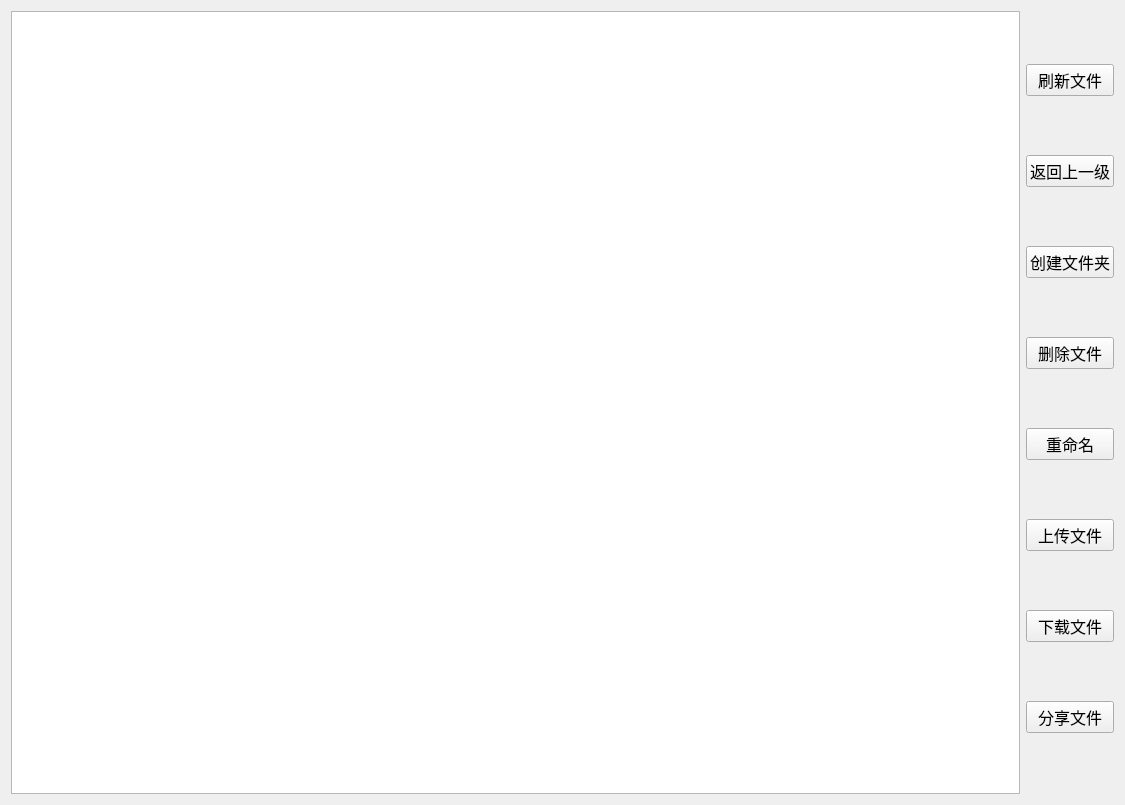
Old version of the form Client/file.ui in the repository lsb-lsb/qt-cloud-drive.
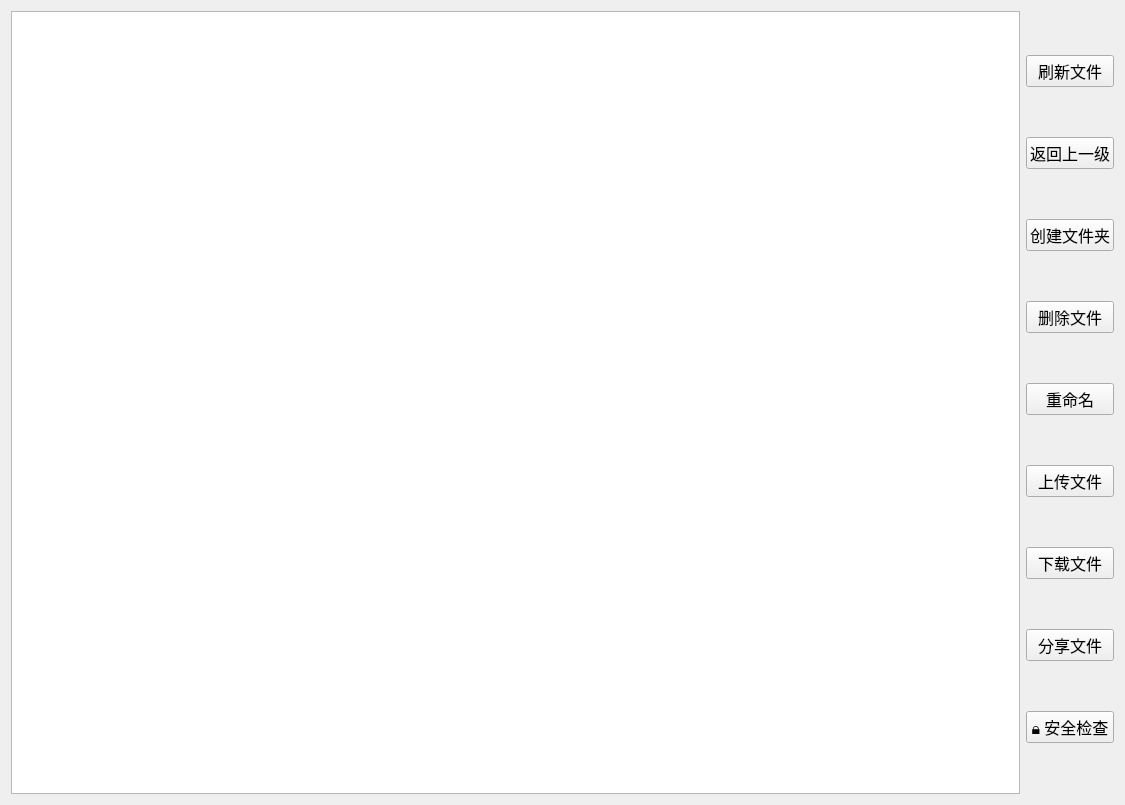
New version of the form.

Commit message:
feat: 安全检测系统 + AI集成 + 全面bug修复
新增功能:
- 文件安全扫描 L1-L4 (文件名/扩展名/大小/魔数校验)
- AI 深度内容分析 (DeepSeek API, WinHTTP TLS)
- 安全检查 UI 按钮 + 不安全文件自动删除

Bug 修复:
- 全项目编码统一 UTF-8 (toStdString→toUtf8)
- SQL 注入修复 (参数化查询)
- 客户端换行符兼容 (\r\n和\n)
- 服务端配置越界保护
- PDU 分配整数溢出保护
- 分享文件增加目标用户校验
- 上传/分享自动创建父目录
- 上传器内存泄漏修复
- Windows 路径分隔符修复
- AI 文件名匹配精度修复

```diff
--- a/Client/file.ui
+++ b/Client/file.ui
@@ -123,6 +123,19 @@
        </property>
       </widget>
      </item>
+     <item>
+      <widget class="QPushButton" name="securityScan_PB">
+       <property name="font">
+        <font>
+         <family>Agency FB</family>
+         <pointsize>12</pointsize>
+        </font>
+       </property>
+       <property name="text">
+        <string>🔒 安全检查</string>
+       </property>
+      </widget>
+     </item>
     </layout>
    </item>
   </layout>
```
The commit also changes 26 other files.
